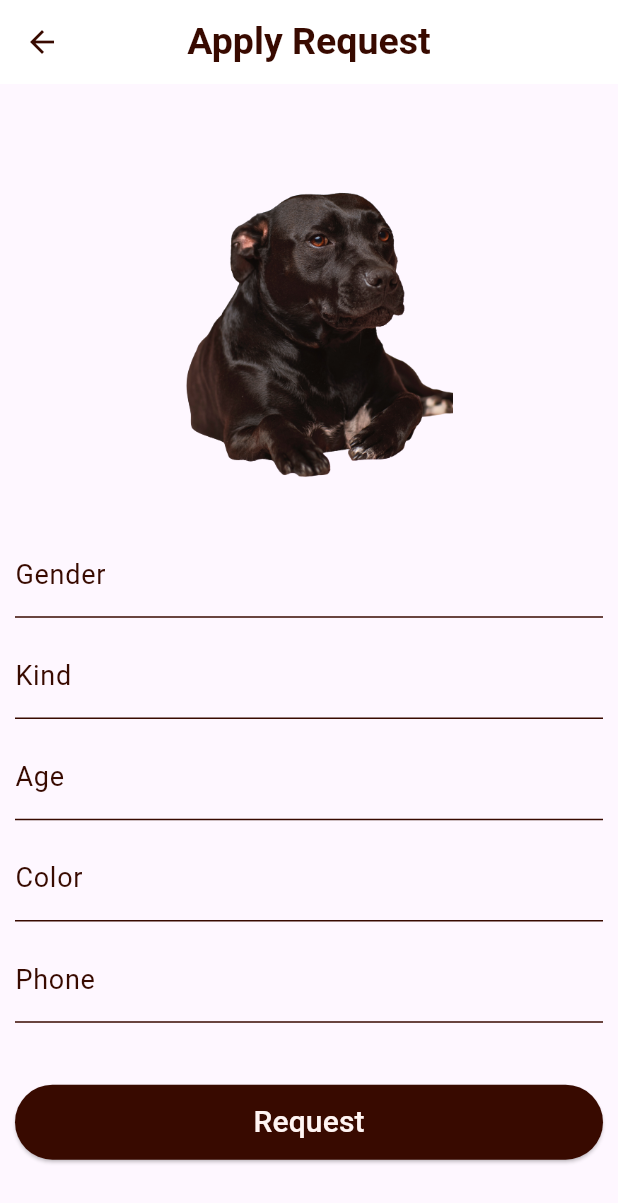
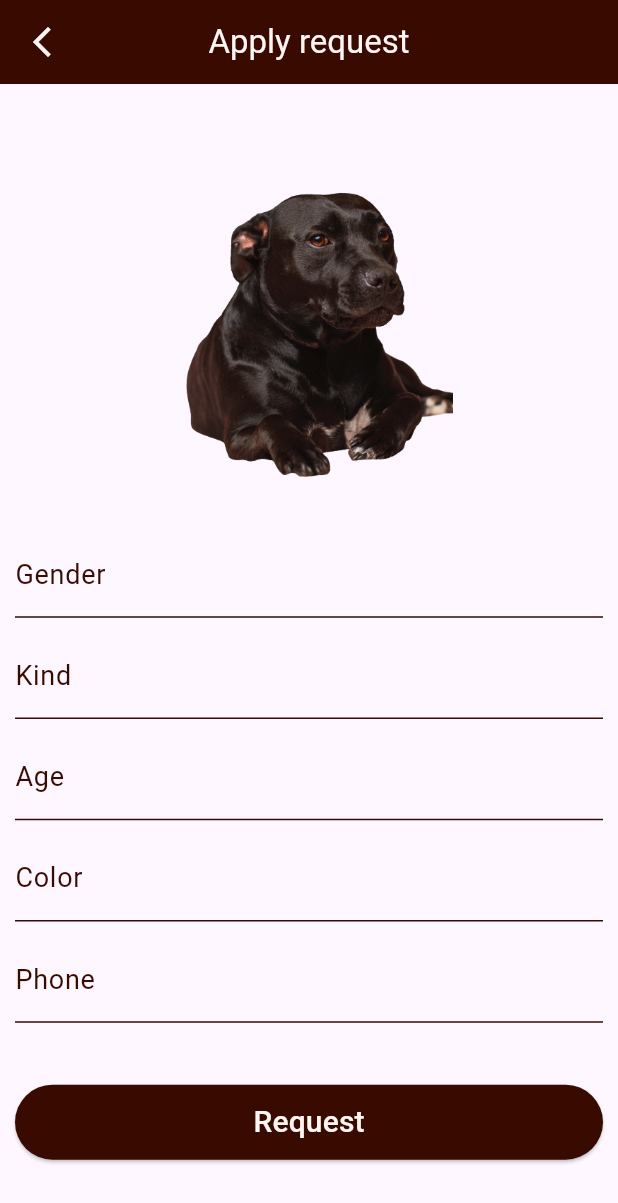
Before and after one commit to ahmedhossam1212/devfest_mansoura_hackathon--Rescuers, a Flutter app: the HomeScreen screen opened directly, scrolled down 1152 dp, after a tap on "Apply now", on a phone screen of 412 x 824 dp. Shown: the top 1203 px of the screen. Run offline on Flutter 3.47's test engine with Material 3 defaults, Android fonts, the phone set to English and light mode, and no system bars; our stand-ins replace cloud_firestore, firebase_auth, firebase_core, firebase_storage, flutter_bloc, image_picker and 1 more; missing offline and left inert: svg_flutter; accounts and stored records are empty.

Commit message:
edite firebase expire

```diff
--- a/lib/presentation/manager/cubit/login_cubit.dart
+++ b/lib/presentation/manager/cubit/login_cubit.dart
@@ -26,11 +26,9 @@ class LoginCubit extends Cubit<LoginStates> {
   void getUserData() {
     emit(LoginLoadingStates());
     FirebaseFirestore.instance.collection('users').doc(uId).get().then((value) {
-      print(value.data());
       userModel = UserModel.fromJason(value.data()!);
       emit(LoginSucessStates());
     }).catchError((error) {
-      print(error.toString());
       emit(LoginErrStates());
     });
   }
--- a/lib/presentation/view/screens/home_screen.dart
+++ b/lib/presentation/view/screens/home_screen.dart
@@ -18,8 +18,17 @@ class HomeScreen extends StatelessWidget {
     return Scaffold(
       appBar: AppBar(
         centerTitle: true,
-        title: const Text("Paws"),
-        elevation: 0,
+        leading: IconButton(
+          onPressed: () {},
+          icon: Icon(
+            Icons.arrow_back_ios_new_outlined,
+            color: AppColors.darkBrown,
+          ),
+        ),
+        title: Text(
+          "Paws",
+          style: TextStyle(color: AppColors.offWhite),
+        ),
         backgroundColor: AppColors.darkBrown,
       ),
       body: SingleChildScrollView(
@@ -27,7 +36,7 @@ class HomeScreen extends StatelessWidget {
           Container(
             color: AppColors.darkBrown,
             width: double.infinity,
-            height: context.height * 0.8,
+            height: context.height * 0.9,
             child: Padding(
               padding: const EdgeInsets.all(10.0),
               child: Column(
@@ -96,7 +105,7 @@ class HomeScreen extends StatelessWidget {
                     children: [
                       petsItem(context),
                       SizedBox(
-                        height: context.height * 0.03,
+                        height: context.height * 0.08,
                       ),
                       CustomButton(
                           lable: "Explore",
@@ -155,7 +164,7 @@ class HomeScreen extends StatelessWidget {
                         height: context.height * 0.07,
                         width: context.width * 0.8,
                         onTap: () {
-                          navigateTo(context, RequestScreen());
+                          navigateTo(context, const RequestScreen());
                         },
                         isOutlined: false),
                   ),
@@ -165,7 +174,7 @@ class HomeScreen extends StatelessWidget {
           ),
           Container(
             width: double.infinity,
-            height: context.height * 0.8,
+            height: context.height * 0.9,
             color: AppColors.darkBrown,
             child: Padding(
               padding: const EdgeInsets.all(10.0),
--- a/lib/presentation/view/screens/request_screen.dart
+++ b/lib/presentation/view/screens/request_screen.dart
@@ -2,7 +2,6 @@ import 'package:flutter/material.dart';
 import 'package:flutter_bloc/flutter_bloc.dart';
 import 'package:save/core/utils/app_colors.dart';
 import 'package:save/core/utils/media_query_values.dart';
-import 'package:save/core/utils/style_manager.dart';
 import 'package:save/presentation/manager/cubit/requst_cubit.dart';
 import 'package:save/presentation/manager/states/request_states.dart';
 import 'package:save/presentation/view/widgets/custom_button.dart';
@@ -37,21 +36,21 @@ class _RequestScreenState extends State<RequestScreen> {
           var cubit = RequestCubit.get(context);
           return Scaffold(
               appBar: AppBar(
+                centerTitle: true,
                 leading: IconButton(
-                    onPressed: () {
-                      Navigator.pop(context);
-                    },
-                    icon: Icon(
-                      Icons.arrow_back,
-                      color: AppColors.darkBrown,
-                    )),
-                elevation: 0.0,
-                centerTitle: true,
-                backgroundColor: AppColors.white,
+                  onPressed: () {
+                    Navigator.pop(context);
+                  },
+                  icon: Icon(
+                    Icons.arrow_back_ios_new_outlined,
+                    color: AppColors.offWhite,
+                  ),
+                ),
                 title: Text(
-                  "Apply Request",
-                  style: getBoldStyle(fontSize: 25, color: AppColors.darkBrown),
+                  "Apply request",
+                  style: TextStyle(color: AppColors.offWhite),
                 ),
+                backgroundColor: AppColors.darkBrown,
               ),
               body: SingleChildScrollView(
                 child: Stack(
--- a/lib/presentation/view/widgets/custom_button.dart
+++ b/lib/presentation/view/widgets/custom_button.dart
@@ -3,7 +3,7 @@ import 'package:save/core/utils/style_manager.dart';
 
 class CustomButton extends StatelessWidget {
   const CustomButton({
-    Key? key,
+    super.key,
     required this.lable,
     required this.height,
     required this.width,
@@ -11,7 +11,7 @@ class CustomButton extends StatelessWidget {
     required this.isOutlined,
     required this.backgroundColor,
     required this.textColor,
-  }) : super(key: key);
+  });
   final String lable;
   final double height;
   final double width;
--- a/lib/presentation/view/widgets/pets_item.dart
+++ b/lib/presentation/view/widgets/pets_item.dart
@@ -22,7 +22,7 @@ Widget buildpetsItem({
                   color: AppColors.white,
                   borderRadius: BorderRadius.circular(20)),
               width: double.infinity,
-              height: context.height * 0.5,
+              height: context.height * 0.55,
               child: Column(
                   crossAxisAlignment: CrossAxisAlignment.start,
                   children: [
```
Also changed, not shown: lib/config/theme/app_theme.dart (+5 -2 lines), lib/presentation/view/screens/awareness.dart (+9 -0 lines), lib/presentation/view/screens/help_theme_screen.dart (+13 -1 lines), lib/presentation/view/screens/pets_screen.dart (+13 -1 lines), lib/presentation/view/screens/register_screen.dart (+6 -7 lines), pubspec.lock.
